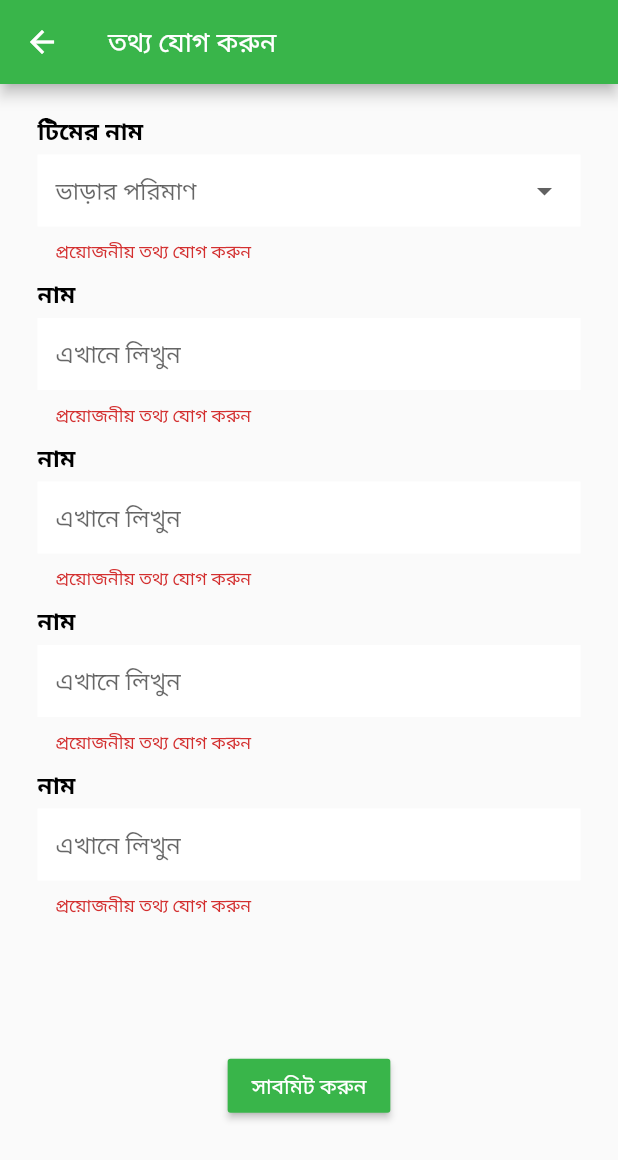
After one commit to Nurullah1995/Team-Manager, a Flutter app: the RegistrationScreen screen opened by its route, after a tap on "সাবমিট করুন", on a phone screen of 412 x 824 dp. The commit adds this screen. Shown: the top 1160 px of the screen. Run offline on Flutter 3.47's test engine with Material 2 defaults, Android fonts, the phone set to English and light mode, and no system bars; our stand-ins replace geocoding, geolocator, get, google_fonts, image_picker, shared_preferences; accounts and stored records are empty; network calls fail; Roboto replaces fonts that are missing (SF Pro Text Regular).

Commit message:
updated team manger app at 04/02/2021 at 6:40 PM

```diff
--- a/lib/HomeScreen.dart
+++ b/lib/HomeScreen.dart
@@ -1,4 +1,6 @@
+import 'dart:async';
 import 'dart:convert';
+import 'package:flutter/gestures.dart';
 import 'package:flutter/material.dart';
 import 'package:get/get.dart';
 import 'package:google_fonts/google_fonts.dart';
@@ -25,6 +27,7 @@ class _HomeScreenState extends State<HomeScreen> {
   final formKey = GlobalKey<FormState>();
   bool autovalidate = false;
   bool _passwordVisible = true;
+  bool _load = false;
 
 
   _formValidation() {
@@ -33,25 +36,28 @@ class _HomeScreenState extends State<HomeScreen> {
       formKey.currentState.save();//save once fields are valid, onSaved method invoked for every form fields
     setState(() {
       autovalidate=true;
+     // _userLogin();
       _userLogin();
     });
   }
   }
 
+
+
   _userLogin(){
+    Dialogs.showLoadingDialog(context,Constant.keyLoad);
+    login(_phoneNumber.text,_pinNumber.text).then((response) {
 
-    login(_phoneNumber.text,_pinNumber.text).then((response) {
       if(response['token']!=null){
         setValue(response['token']);
          setUserName(response['user']['name']);
         setUserRole(response['user']['role']);
          setUserImage(response['user']['image']);
          setUserPhoneNo(response['user']['contact']);
-      //  _loginResponseController.setLoginResoponse(response);
-        Dialogs.showLoadingDialog(context,Constant.keyLoad);
-        Navigator.pushNamed(context,'/visitorScreen');
+         Navigator.pushNamed(context,'/visitorScreen');
       }
       else if(response['errors']!=null){
+        Navigator.of(Constant.keyLoad.currentContext,rootNavigator: true).pop();
           print(response['errors']['pin'][0]);
          Get.snackbar('${response['errors']['pin'][0]}','',snackPosition:SnackPosition.TOP);
       }
@@ -64,6 +70,13 @@ class _HomeScreenState extends State<HomeScreen> {
 
   @override
   Widget build(BuildContext context) {
+    Widget loadingIndicator =_load? new Container(
+      color: Colors.grey[300],
+      width: 70.0,
+      height: 70.0,
+      child: new Padding(padding: const EdgeInsets.all(5.0),child: new Center(child: new CircularProgressIndicator())),
+    ):new Container();
+
     return SafeArea(
       child: Scaffold(
         backgroundColor:  Color(0xffffffff),
@@ -173,6 +186,22 @@ class _HomeScreenState extends State<HomeScreen> {
                   MaterialButtonForWhole('লগইন করুন',onPressed: (){
                     _formValidation();
                   },),
+                  SizedBox(height: 20,),
+                  RichText(
+                    text: TextSpan(
+                      text: 'নিবন্ধন করতে চান ?',
+                      style: TextStyle(color: Colors.grey),
+                      children: <TextSpan>[
+                        TextSpan(
+                          text: '   নিবন্ধন করুন ',
+                          style: TextStyle(color: Constant.primaryColor),
+                        recognizer: TapGestureRecognizer()
+                          ..onTap = () {
+                             Navigator.pushNamed(context, '/registrationScreen');
+                          }),
+                      ],
+                    ),
+                  ),
                   Expanded(
                     flex: 2,
                     child: Container(
--- a/lib/View/Screen/Login/LoginScreen.dart
+++ b/lib/View/Screen/Login/LoginScreen.dart
@@ -30,13 +30,13 @@ class _LoginScreenState extends State<LoginScreen> {
       formKey.currentState.save();//save once fields are valid, onSaved method invoked for every form fields
       setState(() {
         autovalidate=true;
-       _userLogin();
+     //  _userLogin();
       });
     }
   }
 
   _userLogin(){
-
+    Dialogs.showLoadingDialog(context,Constant.keyLoad);
     login(_phoneNumber.text,_pinNumber.text).then((response) {
       if(response['token']!=null){
         setValue(response['token']);
@@ -45,10 +45,9 @@ class _LoginScreenState extends State<LoginScreen> {
         setUserRole(response['user']['role']);
         setUserImage(response['user']['image']);
         setUserPhoneNo(response['user']['contact']);
-        Dialogs.showLoadingDialog(context,Constant.keyLoad);
-        Navigator.pushNamed(context, '/visitorScreen');
       }
       else if(response['errors']!=null){
+        Navigator.of(Constant.keyLoad.currentContext,rootNavigator: true).pop();
         print(response['errors']['pin'][0]);
         Get.snackbar('${response['errors']['pin'][0]}','',snackPosition:SnackPosition.TOP);
       }
@@ -147,6 +146,11 @@ class _LoginScreenState extends State<LoginScreen> {
                   InkWell(
                     onTap: (){
                       _formValidation();
+                      if(autovalidate==true){
+                        _userLogin();
+                        Dialogs.showLoadingDialog(context,Constant.keyLoad);
+                        Navigator.pushNamed(context, '/visitorScreen');
+                      }
                     },
                     child: Container(
                       width: MediaQuery.of(context).size.width,
--- /dev/null
+++ b/lib/View/Screen/Login/registration_screen.dart
@@ -0,0 +1,176 @@
+
+import 'package:flutter/material.dart';
+import 'package:google_fonts/google_fonts.dart';
+import 'package:test_app/Util/Constant.dart';
+
+class RegistrationScreen extends StatefulWidget {
+  @override
+  _RegistrationScreenState createState() => _RegistrationScreenState();
+}
+
+class _RegistrationScreenState extends State<RegistrationScreen> {
+
+    final TextEditingController _nameCtlr=TextEditingController();
+    final TextEditingController _phoneNoCtlr=TextEditingController();
+    final TextEditingController _pinNumberCtlr=TextEditingController();
+    final TextEditingController _confirmPinCtlr=TextEditingController();
+
+
+      Widget _textFormField(TextEditingController controller){
+        return TextFormField(
+          controller:controller ,
+            validator: (value) {
+              if (value.isEmpty) {
+                return 'প্রয়োজনীয় তথ্য যোগ করুন';
+              }
+              return null;
+            },
+            decoration: InputDecoration(
+              filled: true,
+              border: InputBorder.none,
+              fillColor: Colors.white,
+              hintText: 'এখানে লিখুন',
+            ));
+      }
+
+      Widget _title(String text){
+        return  Container(
+          alignment: Alignment.topLeft,
+          child: Text(text,
+              style: TextStyle(
+                  color: Colors.black,
+                  fontWeight: FontWeight.bold,
+                  fontSize: 16,
+                  fontFamily: 'SF Pro Text Regular')),
+        );
+      }
+     String selectItem;
+
+    List<String> houseTypelist=[
+      'ব্যাচেলর ম্যাস পুরুষ',
+      'ব্যাচেলর ম্যাস মহিলা',
+      'ফ্যামিলি বাসা ',
+      'ব্যাচেলর সাবলেট পুরুষ',
+      'ব্যাচেলর সাবলেট মহিলা',
+      'ফামিলি সাবলেট ',
+      'পুরুষ  হোস্টেল'
+          'মহিলা হোস্টেল',
+
+    ];
+    final _formKey = GlobalKey<FormState>();
+    bool autovalidate = false;
+    _formValidation(BuildContext context) {
+      if (_formKey.currentState.validate()) {
+        // form is valid, proceed further
+        _formKey.currentState.save();//save once fields are valid, onSaved method invoked for every form fields
+      }
+
+      setState(() {
+        autovalidate=true;
+      });
+
+    }
+
+
+    @override
+  Widget build(BuildContext context) {
+    return SafeArea(
+        child: Scaffold(
+           appBar: AppBar(
+             backgroundColor: Constant.primaryColor,
+             title: Text("তথ্য যোগ করুন",style:GoogleFonts.notoSans(fontSize: 18,color:Constant.textColorWhite),),
+           ),
+          body: new SingleChildScrollView(
+            child: new Column(
+              //mainAxisAlignment: MainAxisAlignment.spaceBetween,
+              crossAxisAlignment: CrossAxisAlignment.center,
+              children: <Widget>[
+                new Container(
+                    height: MediaQuery.of(context).size.height/1.3,
+                    child: Form(
+                      key: _formKey,
+                      child: new Column(
+                        children: <Widget>[
+                          SizedBox(height: 20,),
+                          Padding(
+                            padding: const EdgeInsets.only(left: 25,right: 25,),
+                            child: _title('টিমের নাম'),
+                          ),
+                          Padding(
+                            padding: const EdgeInsets.only(left: 25,right: 25,top: 5,bottom: 10),
+                            child: DropdownButtonHideUnderline(
+                              child: DropdownButtonFormField<String>(
+                                decoration: InputDecoration(
+                                  filled: true,
+                                  border: InputBorder.none,
+                                  fillColor: Colors.white,
+                                  //  labelText: 'ভাড়ার পরিমাণ',
+                                  hintText: 'ভাড়ার পরিমাণ',
+                                ),
+                                value: selectItem,
+                                onChanged: (item) =>
+                                    setState(() => selectItem = item),
+                                validator: (value) => value == null ? 'প্রয়োজনীয় তথ্য যোগ করুন' : null,
+                                items:
+                                houseTypelist.map<DropdownMenuItem<String>>((String value) {
+                                  return DropdownMenuItem<String>(
+                                    value: value,
+                                    child: Text(value),
+                                  );
+                                }).toList(),
+                              ),
+                            ),
+                          ),
+                          Padding(
+                            padding: const EdgeInsets.only(left: 25,right: 25,),
+                            child: _title('নাম '),
+                          ),
+                          Padding(
+                            padding: const EdgeInsets.only(left: 25,right: 25,top: 5,bottom: 10),
+                            child: _textFormField(_nameCtlr),
+                          ),
+                          Padding(
+                            padding: const EdgeInsets.only(left: 25,right: 25,),
+                            child: _title('নাম '),
+                          ),
+                          Padding(
+                            padding: const EdgeInsets.only(left: 25,right: 25,top: 5,bottom: 10),
+                            child: _textFormField(_phoneNoCtlr),
+                          ),
+                          Padding(
+                            padding: const EdgeInsets.only(left: 25,right: 25,),
+                            child: _title('নাম '),
+                          ),
+                          Padding(
+                            padding: const EdgeInsets.only(left: 25,right: 25,top: 5,bottom: 10),
+                            child: _textFormField(_pinNumberCtlr),
+                          ),
+                          Padding(
+                            padding: const EdgeInsets.only(left: 25,right: 25,),
+                            child: _title('নাম '),
+                          ),
+                          Padding(
+                            padding: const EdgeInsets.only(left: 25,right: 25,top: 5,bottom: 10),
+                            child: _textFormField(_confirmPinCtlr),
+                          ),
+                        ],
+                      ),
+                    )
+                ),
+                SizedBox(height: 10,),
+                new Container(
+                  child: RaisedButton(
+                    onPressed: (){
+                       _formValidation(context);
+                    },
+                    color: Constant.primaryColor,
+                    child: Text('সাবমিট করুন',style: GoogleFonts.roboto(color: Colors.white),),
+                  ),
+                )
+              ],
+            ),
+          )
+        ),
+        );
+  }
+}
--- a/lib/View/Screen/Visitor/VisitorScreen.dart
+++ b/lib/View/Screen/Visitor/VisitorScreen.dart
@@ -65,11 +65,11 @@ class _VisitorScreenState extends State<VisitorScreen> {
         actions: <Widget>[
           new FlatButton(
             onPressed: () => Navigator.of(context).pop(false),
-            child: new Text('No'),
+            child: new Text('না'),
           ),
           new FlatButton(
             onPressed: () => Navigator.of(context).pop(true),
-            child: new Text('Yes'),
+            child: new Text('হা'),
           ),
         ],
       ),
@@ -125,7 +125,9 @@ class _VisitorScreenState extends State<VisitorScreen> {
                         height: 60,
                         width: 60,
                         child:
-                        (userImage == null) ? Image.asset('assets/avatar-circle.png') : Image.network(userImage ),
+                       // (userImage == null) ?
+                        Image.asset('assets/avatar-circle.png')
+                           // : Image.network(userImage ),
                       ),
                     ],
                   ),
@@ -187,7 +189,10 @@ class _VisitorScreenState extends State<VisitorScreen> {
                         shape: BoxShape.circle,
                         image: new DecorationImage(
                           fit: BoxFit.fill,
-                          image:(userImage == null) ? AssetImage('assets/avatar-circle.png') : NetworkImage(userImage),
+                          image:
+                         // (userImage == null) ?
+                          AssetImage('assets/avatar-circle.png')
+                              //: NetworkImage(userImage),
                         )
                     )),
                 Expanded(
--- a/lib/main.dart
+++ b/lib/main.dart
@@ -8,6 +8,7 @@ import 'View/Screen/BusinessInfo/SelectedUpdateCategoryforUpdateScreen.dart';
 import 'View/Screen/District/DistrictListType.dart';
 import 'View/Screen/District/selectDistrictForUpdatePage.dart';
 import 'View/Screen/Login/LoginScreen.dart';
+import 'View/Screen/Login/registration_screen.dart';
 import 'View/Screen/NextFollwoUP/NextFollowUpScreen.dart';
 import 'View/Screen/PinRest/PinResetSucessfullLoader.dart';
 import 'View/Screen/Report/ReportScreen.dart';
@@ -38,6 +39,7 @@ class MyApp extends StatelessWidget {
         '/': (context) => SplashScreen(),
         // When navigating to the "/second" route, build the SecondScreen widget.
         '/homeScreen': (context) => HomeScreen(),
+        '/registrationScreen': (context) => RegistrationScreen(),
         '/visitorScreen': (context) => VisitorScreen(),
         '/loginScreen': (context) => LoginScreen(),
          '/registerCategory': (context) => SelectBusinessCategory(),
--- a/lib/splash_screen.dart
+++ b/lib/splash_screen.dart
@@ -28,7 +28,7 @@ class _SplashScreenState extends State<SplashScreen> {
   _loginSelectionPage()async{
        var token=await getTokenValue();
        print(token);
-       token==null?Navigator.pushNamed(context, '/homeScreen'):Navigator.pushNamed(context, '/visitorScreen');
+       token==null?Navigator.pushReplacementNamed(context, '/homeScreen'):Navigator.pushReplacementNamed(context, '/visitorScreen');
   }
 
   @override
```
Also changed, not shown: lib/View/Screen/Visitor/VisitRegisterScreenOne.dart (+1 -14 lines).
